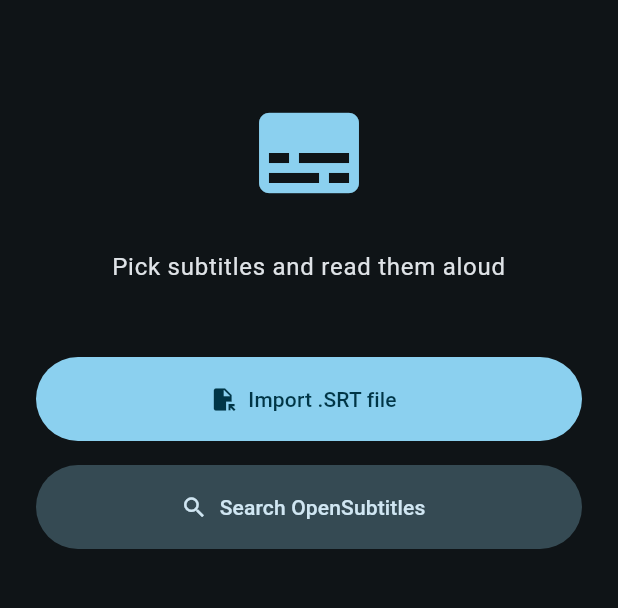
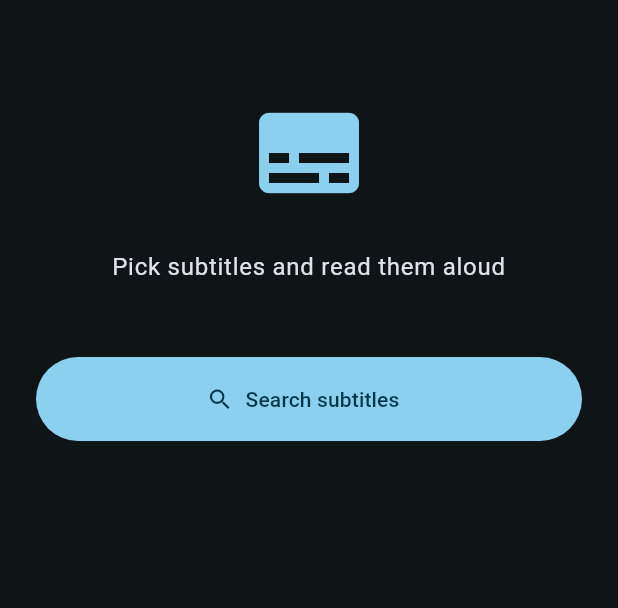
Before and after one commit to nmwael/subvocal, a Flutter app: the screen it shows after launch, on a phone screen of 412 x 824 dp, the part 63-671 px from its top. Run offline on Flutter 3.47's test engine with Material 3 defaults, Android fonts, the phone set to English and light mode, and no system bars; our stand-ins replace equatable, flutter_riverpod, flutter_tts.

Commit message:
fix: add INTERNET permission and remove Import SRT button
- Add missing INTERNET permission to main AndroidManifest.xml
  (was only in debug/profile, causing release builds to fail network requests)
- Remove Import SRT button and file_picker dependency from home screen
- Simplify home screen to single 'Search subtitles' CTA

Closes #62

```diff
--- a/lib/presentation/screens/home_screen.dart
+++ b/lib/presentation/screens/home_screen.dart
@@ -1,4 +1,3 @@
-import 'package:file_picker/file_picker.dart';
 import 'package:flutter/material.dart';
 import 'package:flutter_riverpod/flutter_riverpod.dart';
 
@@ -14,7 +13,6 @@ class HomeScreen extends ConsumerWidget {
   @override
   Widget build(BuildContext context, WidgetRef ref) {
     final recentSubtitles = ref.watch(recentSubtitlesProvider);
-    final importedSubtitle = ref.watch(importedSubtitleProvider);
     final theme = Theme.of(context);
 
     return Scaffold(
@@ -55,43 +53,17 @@ class HomeScreen extends ConsumerWidget {
                   ),
                   const SizedBox(height: 48),
                   FilledButton.icon(
-                    onPressed: () => _importFile(context, ref),
-                    icon: const Icon(Icons.file_open),
-                    label: const Text('Import .SRT file'),
-                    style: FilledButton.styleFrom(
-                      minimumSize: const Size(double.infinity, 56),
-                    ),
-                  ),
-                  const SizedBox(height: 16),
-                  FilledButton.tonalIcon(
                     onPressed: () {
                       Navigator.of(context).push(
                         MaterialPageRoute(builder: (_) => const SearchScreen()),
                       );
                     },
                     icon: const Icon(Icons.search),
-                    label: const Text('Search OpenSubtitles'),
+                    label: const Text('Search subtitles'),
                     style: FilledButton.styleFrom(
                       minimumSize: const Size(double.infinity, 56),
                     ),
                   ),
-                  if (importedSubtitle != null) ...[
-                    const SizedBox(height: 24),
-                    Card(
-                      child: ListTile(
-                        leading: const Icon(Icons.subtitles),
-                        title: Text(importedSubtitle.title),
-                        trailing: const Icon(Icons.play_arrow),
-                        onTap: () {
-                          Navigator.of(context).push(
-                            MaterialPageRoute(
-                              builder: (_) => PlayerScreen(subtitle: importedSubtitle),
-                            ),
-                          );
-                        },
-                      ),
-                    ),
-                  ],
                 ],
               ),
             ),
@@ -127,41 +99,6 @@ class HomeScreen extends ConsumerWidget {
     );
   }
 
-  Future<void> _importFile(BuildContext context, WidgetRef ref) async {
-    final result = await FilePicker.pickFiles(
-      type: FileType.custom,
-      allowedExtensions: ['srt'],
-    );
-
-    if (result == null || result.files.isEmpty) return;
-
-    final filePath = result.files.first.path;
-    if (filePath == null) return;
-
-    final subtitleRepo = ref.read(subtitleRepositoryProvider);
-    final (subtitle, failure) = await subtitleRepo.importFromFile(filePath);
-
-    if (failure != null) {
-      if (context.mounted) {
-        ScaffoldMessenger.of(context).showSnackBar(
-          SnackBar(content: Text(failure.message)),
-        );
-      }
-      return;
-    }
-
-    if (subtitle != null && context.mounted) {
-      await ref.read(recentSubtitlesProvider.notifier).add(subtitle, path: filePath);
-      if (!context.mounted) return;
-      ref.read(importedSubtitleProvider.notifier).state = subtitle;
-      Navigator.of(context).push(
-        MaterialPageRoute(
-          builder: (_) => PlayerScreen(subtitle: subtitle),
-        ),
-      );
-    }
-  }
-
   void _openRecent(BuildContext context, WidgetRef ref, RecentSubtitleInfo info) {
     if (info.filePath.isNotEmpty) {
       ref.read(subtitleRepositoryProvider).importFromFile(info.filePath).then(
```
Also changed, not shown: 1 other file.
